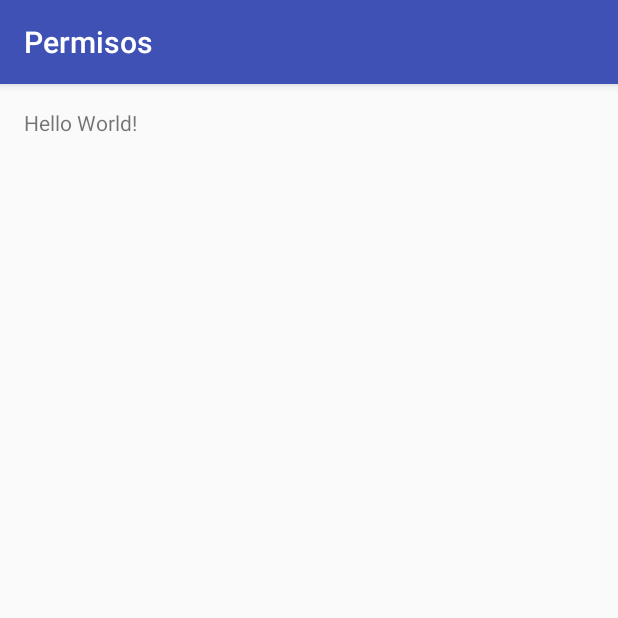
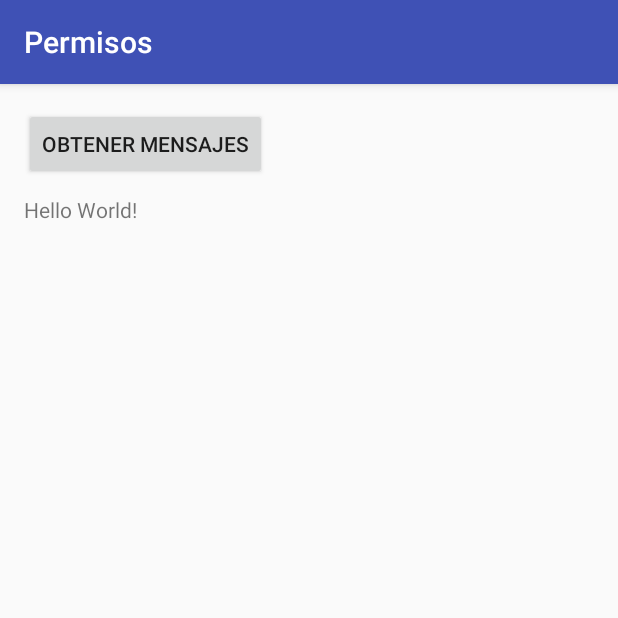
Before and after one commit to Jael-Castillo/CursoUpiicsa, an Android app: the screen it shows after launch (MainActivity), on a phone screen of 412 x 824 dp, the top half of it. Run offline under Robolectric (Android 15) with nearby library versions, the phone set to English and light mode, and no system bars.

Commit message:
add permision sms

```diff
--- a/Permisos/app/src/main/AndroidManifest.xml
+++ b/Permisos/app/src/main/AndroidManifest.xml
@@ -1,6 +1,8 @@
 <?xml version="1.0" encoding="utf-8"?>
 <manifest xmlns:android="http://schemas.android.com/apk/res/android"
     package="itokcenter.com.permisos">
+
+    <uses-permission android:name="android.permission.READ_SMS" />
 
     <application
         android:allowBackup="true"
--- a/Permisos/app/src/main/java/itokcenter/com/permisos/MainActivity.java
+++ b/Permisos/app/src/main/java/itokcenter/com/permisos/MainActivity.java
@@ -1,13 +1,34 @@
 package itokcenter.com.permisos;
 
+import android.Manifest;
+import android.content.pm.PackageManager;
+import android.os.Build;
+import android.os.Bundle;
 import android.support.v7.app.AppCompatActivity;
-import android.os.Bundle;
+import android.widget.Button;
+import android.widget.TextView;
 
 public class MainActivity extends AppCompatActivity {
+
+    Button btnReadSMS;
+    TextView txtSMS;
+    String[] permisos = {Manifest.permission.READ_SMS};
+    int REQUEST_CODE = 1;
 
     @Override
     protected void onCreate(Bundle savedInstanceState) {
         super.onCreate(savedInstanceState);
         setContentView(R.layout.activity_main);
+
+        btnReadSMS = (Button) findViewById(R.id.btnReadSms);
+        txtSMS = (TextView) findViewById(R.id.txtSms);
+
+        if (Build.VERSION.SDK_INT >= Build.VERSION_CODES.M) {
+            if (checkSelfPermission(Manifest.permission.READ_SMS)
+                    != PackageManager.PERMISSION_GRANTED) {
+
+            }
+        }
+
     }
 }
--- a/Permisos/app/src/main/res/layout/activity_main.xml
+++ b/Permisos/app/src/main/res/layout/activity_main.xml
@@ -1,16 +1,32 @@
 <?xml version="1.0" encoding="utf-8"?>
-<RelativeLayout xmlns:android="http://schemas.android.com/apk/res/android"
+<LinearLayout xmlns:android="http://schemas.android.com/apk/res/android"
     xmlns:tools="http://schemas.android.com/tools"
     android:layout_width="match_parent"
     android:layout_height="match_parent"
+    android:orientation="vertical"
     android:paddingBottom="@dimen/activity_vertical_margin"
     android:paddingLeft="@dimen/activity_horizontal_margin"
     android:paddingRight="@dimen/activity_horizontal_margin"
     android:paddingTop="@dimen/activity_vertical_margin"
     tools:context="itokcenter.com.permisos.MainActivity">
 
-    <TextView
+    <Button
+        android:id="@+id/btnReadSms"
         android:layout_width="wrap_content"
         android:layout_height="wrap_content"
-        android:text="Hello World!" />
-</RelativeLayout>
+        android:text="@string/obtener_mensajes" />
+
+    <ScrollView
+        android:layout_width="match_parent"
+        android:layout_height="wrap_content">
+
+        <TextView
+            android:id="@+id/txtSms"
+            android:layout_width="wrap_content"
+            android:layout_height="wrap_content"
+            android:layout_marginTop="10dp"
+            android:text="Hello World!" />
+
+    </ScrollView>
+
+</LinearLayout>
--- a/Permisos/app/src/main/res/values/strings.xml
+++ b/Permisos/app/src/main/res/values/strings.xml
@@ -1,3 +1,4 @@
 <resources>
     <string name="app_name">Permisos</string>
+    <string name="obtener_mensajes">Obtener mensajes</string>
 </resources>
```
